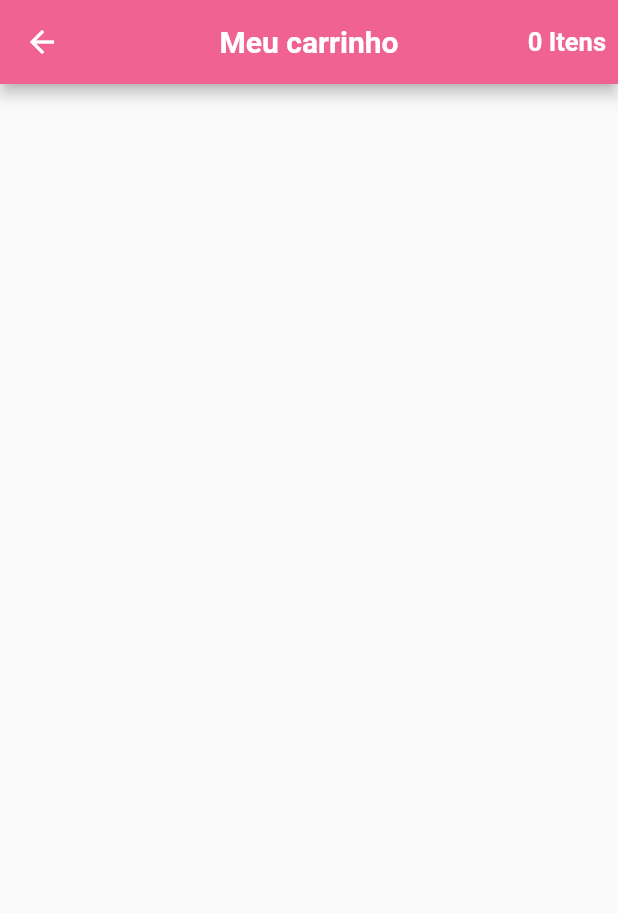
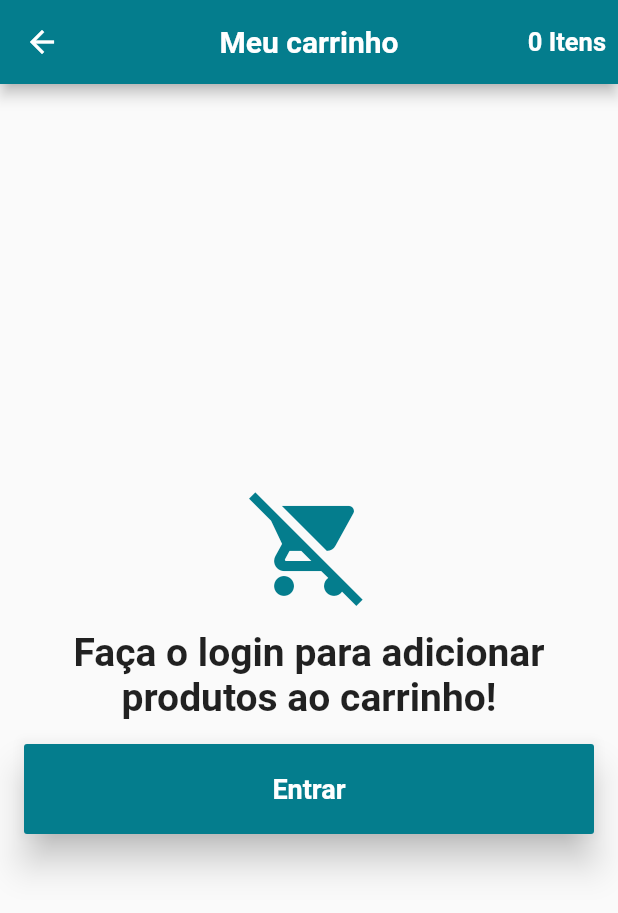
Before and after one commit to ravelinejunior/ecommerce_app, a Flutter app: the CartSreen screen opened directly, on a phone screen of 412 x 824 dp. Shown: the top 913 px of the screen. Run offline on Flutter 3.47's test engine with Material 2 defaults, Android fonts, the phone set to English and light mode, and no system bars; our stand-ins replace carousel_pro, cloud_firestore, firebase_auth, transparent_image; accounts and stored records are empty.

Commit message:
Criar cart Product

```diff
--- a/lib/model/cart_model.dart
+++ b/lib/model/cart_model.dart
@@ -10,6 +10,8 @@ class CartModel extends Model {
   List<CartProduct> listProducts = [];
 
   CartModel(this.userModel);
+
+  bool isLoading = false;
 
   //metodo de acesso estatico a classe
   static CartModel of(BuildContext context) =>
--- a/lib/screens/cart_screen.dart
+++ b/lib/screens/cart_screen.dart
@@ -1,4 +1,7 @@
 import 'package:ecommerce_app/model/cart_model.dart';
+import 'package:ecommerce_app/model/user_model.dart';
+import 'package:ecommerce_app/screens/login_screen.dart';
+import 'package:ecommerce_app/tiles/cart_tile_product.dart';
 import 'package:flutter/material.dart';
 import 'package:scoped_model/scoped_model.dart';
 
@@ -7,7 +10,7 @@ class CartSreen extends StatelessWidget {
   Widget build(BuildContext context) {
     return Scaffold(
       appBar: AppBar(
-        backgroundColor: Colors.pink[300],
+        backgroundColor: Theme.of(context).primaryColor,
         title: Text("Meu carrinho",
             style: TextStyle(color: Colors.white, fontWeight: FontWeight.bold)),
         centerTitle: true,
@@ -32,6 +35,94 @@ class CartSreen extends StatelessWidget {
           ),
         ],
       ),
+      //como a tela dependerá do CartModel, setar scopedmodel
+      body: ScopedModelDescendant<CartModel>(
+        builder: (context, child, model) {
+          //tratar os casos
+          //1- usuario está logado?
+          if (model.isLoading && UserModel.of(context).isLoggedIn()) {
+            //barra circular Widget
+            return Center(
+              child: CircularProgressIndicator(
+                valueColor: AlwaysStoppedAnimation<Color>(Colors.pink[300]),
+              ),
+            );
+          } else if (!UserModel.of(context).isLoggedIn()) {
+            return Container(
+              padding: EdgeInsets.all(16.0),
+              child: Column(
+                crossAxisAlignment: CrossAxisAlignment.stretch,
+                mainAxisAlignment: MainAxisAlignment.center,
+                children: <Widget>[
+                  Icon(Icons.remove_shopping_cart,
+                      color: Theme.of(context).primaryColor, size: 80.0),
+                  const SizedBox(height: 16.0),
+                  Text(
+                    "Faça o login para adicionar produtos ao carrinho!",
+                    overflow: TextOverflow.fade,
+                    style:
+                        TextStyle(fontSize: 26.0, fontWeight: FontWeight.bold),
+                    textAlign: TextAlign.center,
+                  ),
+                  const SizedBox(height: 16.0),
+                  SizedBox(
+                    height: 60.0,
+                    child: RaisedButton(
+                      splashColor: Colors.blue[400],
+                      padding: EdgeInsets.all(16.0),
+                      onPressed: () {
+                        Navigator.of(context).push(
+                          MaterialPageRoute(
+                              builder: (context) => LoginScreen()),
+                        );
+                      },
+                      color: Theme.of(context).primaryColor,
+                      textColor: Colors.white,
+                      elevation: 10.0,
+                      child: Text(
+                        "Entrar",
+                        style: TextStyle(
+                            fontSize: 18.0, fontWeight: FontWeight.bold),
+                        textAlign: TextAlign.center,
+                      ),
+                    ),
+                  ),
+                ],
+              ),
+            );
+          }
+          //2- cartmodel está carregando?
+
+          //3- carrinho está vazio?
+          else if (model.listProducts == null ||
+              model.listProducts.length == 0) {
+            return Container(
+              padding: EdgeInsets.all(16.0),
+              child: Center(
+                child: Text(
+                  "Nenhum produto adicionado no carrinho ainda!",
+                  style: TextStyle(fontSize: 26.0, fontWeight: FontWeight.bold),
+                  textAlign: TextAlign.center,
+                ),
+              ),
+            );
+          }
+          //4- usuario tem os itens no carrinho? crir lista de produtos
+          else {
+            return ListView(
+              children: <Widget>[
+                Column(
+                  children:
+                      //mapear os produtos da lista para poder criar automaticamente
+                      model.listProducts.map((product) {
+                    return CartTile(product);
+                  }).toList(),
+                ),
+              ],
+            );
+          }
+        },
+      ),
     );
   }
 }
--- a/lib/screens/login_screen.dart
+++ b/lib/screens/login_screen.dart
@@ -83,6 +83,8 @@ class _LoginScreenState extends State<LoginScreen> {
                       //CONDIÇÃO PARA VERIFICAR SE CAMPO EMAIL É VAZIO
                       if (text.isEmpty || !text.contains("@"))
                         return "Email inválido";
+                      else
+                        return null;
                     },
                   ),
                   SizedBox(height: 16.0),
@@ -103,6 +105,8 @@ class _LoginScreenState extends State<LoginScreen> {
                       //CONDIÇÃO PARA VERIFICAR SE CAMPO EMAIL É VAZIO
                       if (password.isEmpty || password.length < 6)
                         return "Senha inválida";
+                      else
+                        return null;
                     },
                   ),
                   SizedBox(height: 16.0),
--- a/lib/screens/product_screen.dart
+++ b/lib/screens/product_screen.dart
@@ -6,7 +6,7 @@ import 'package:ecommerce_app/datas/product_data.dart';
 import 'package:ecommerce_app/model/cart_model.dart';
 import 'package:ecommerce_app/model/user_model.dart';
 import 'package:ecommerce_app/screens/login_screen.dart';
-import 'package:ecommerce_app/widgets/cart_button.dart';
+
 import 'package:flutter/material.dart';
 import 'package:scoped_model/scoped_model.dart';
 
```
Also changed, not shown: lib/screens/signup_screen.dart (+12 -2 lines), lib/tiles/cart_tile_product.dart (added, +142 -0 lines).
